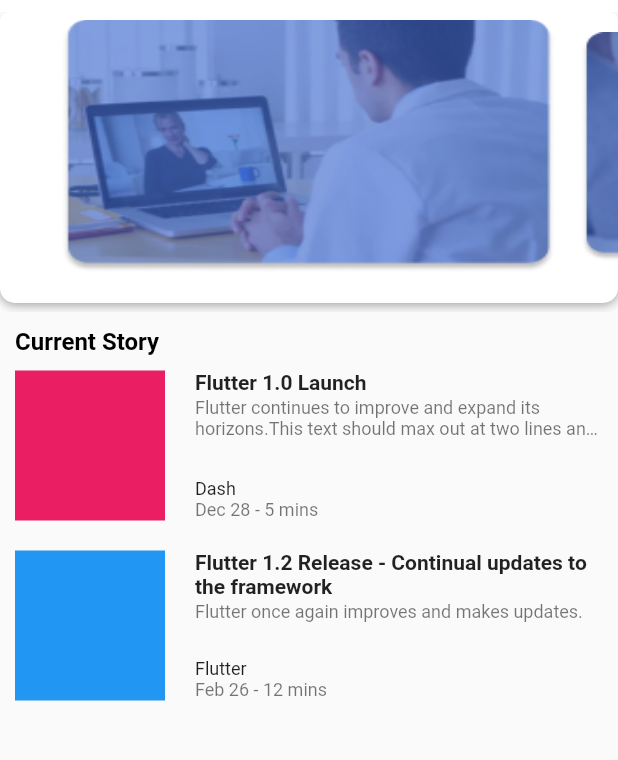
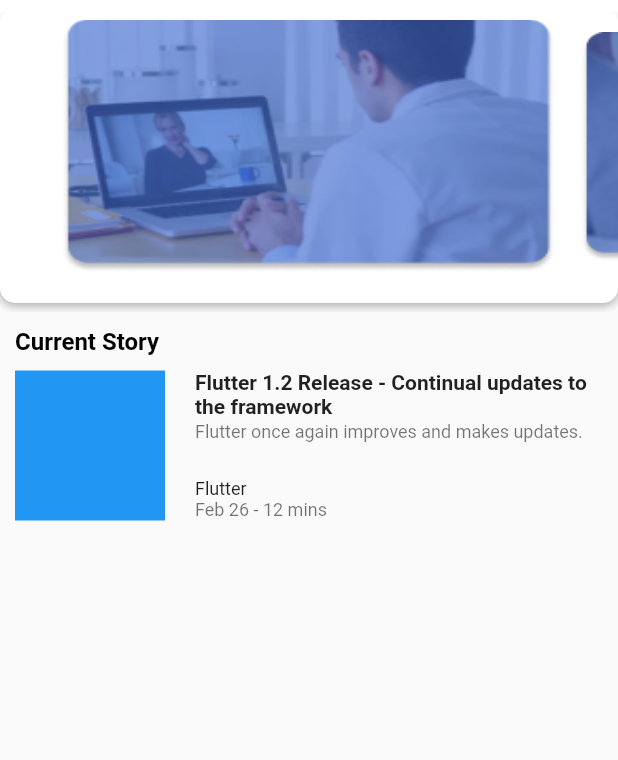
Before and after one commit to kuuhaku86/menta, a Flutter app: the HomePage screen opened directly, on a phone screen of 412 x 824 dp, the part 72-832 px from its top. Run offline on Flutter 3.47's test engine with Material 2 defaults, Android fonts, the phone set to English and light mode, and no system bars; accounts and stored records are empty.

Commit message:
main menu (50%)

```diff
--- a/lib/src/data/list_user.dart
+++ /dev/null
@@ -1,7 +0,0 @@
-import 'package:menta/src/classes/user.dart';
-import 'package:menta/src/utils/user_type.dart';
-
-List<User> list_user = [
-  User("Dummy", "123123123", DateTime.parse("1990-12-12"), "Sby", 12000, "dummy@email.com", "dummy123",UserType.psychiatrist),
-  User("DummyPatient", "123123123", DateTime.parse("1990-12-12"), "Sby", 12000, "dummypatient@email.com", "dummy123",UserType.patient),
-];
--- a/lib/src/pages/home.dart
+++ b/lib/src/pages/home.dart
@@ -1,5 +1,6 @@
 import 'package:flutter/cupertino.dart';
 import 'package:flutter/material.dart';
+import 'package:menta/src/data/dummy.dart';
 
 class HomePage extends StatefulWidget {
   @override
@@ -45,35 +46,19 @@ class _HomePageState extends State<HomePage> {
           Expanded(
             child: Container(
               height: 200,
-              child: ListView(
+              child: ListView.builder(
+                itemCount: list_story.length,
                 padding: const EdgeInsets.all(10.0),
-                children: <Widget>[
-                  Container(
-                    child: Text('Current Story', style: TextStyle(fontWeight: FontWeight.bold, fontSize: 16, color: Colors.black),),
-                  ),
-                  CustomListItemTwo(
-                    thumbnail: Container(
-                      decoration: const BoxDecoration(color: Colors.pink),
-                    ),
-                    title: 'Flutter 1.0 Launch',
-                    subtitle:
-                    'Flutter continues to improve and expand its horizons.'
-                        'This text should max out at two lines and clip',
-                    author: 'Dash',
-                    publishDate: 'Dec 28',
-                    readDuration: '5 mins',
-                  ),
-                  CustomListItemTwo(
-                    thumbnail: Container(
-                      decoration: const BoxDecoration(color: Colors.blue),
-                    ),
-                    title: 'Flutter 1.2 Release - Continual updates to the framework',
-                    subtitle: 'Flutter once again improves and makes updates.',
-                    author: 'Flutter',
-                    publishDate: 'Feb 26',
-                    readDuration: '12 mins',
-                  ),
-                ],
+                itemBuilder: (BuildContext context, int index){
+                  if(index == 0){
+                    return Container(
+                      child: Text('Current Story',
+                        style: TextStyle(fontWeight: FontWeight.bold, fontSize: 16, color: Colors.black),),
+                    );
+                  }else{
+                    return list_story[index];
+                  }
+                },
               ),
             ),
             flex: 1,
--- a/lib/src/utils/auth.dart
+++ b/lib/src/utils/auth.dart
@@ -1,5 +1,5 @@
 import 'package:menta/src/classes/user.dart';
-import 'package:menta/src/data/list_user.dart';
+import 'package:menta/src/data/dummy.dart';
 import 'package:menta/src/utils/user_type.dart';
 
 class AppAuth {
--- a/pubspec.yaml
+++ b/pubspec.yaml
@@ -49,6 +49,8 @@ flutter:
     - assets/images/logo.png
     - assets/images/konsultasi_offline.png
     - assets/images/konsultasi_online.png
+    - assets/images/patient_icon.png
+    - assets/images/psychiatrist_icon.png
 
   # An image asset can refer to one or more resolution-specific "variants", see
   # https://flutter.dev/assets-and-images/#resolution-aware.
```
Also changed, not shown: lib/main.dart (+6 -5 lines).
